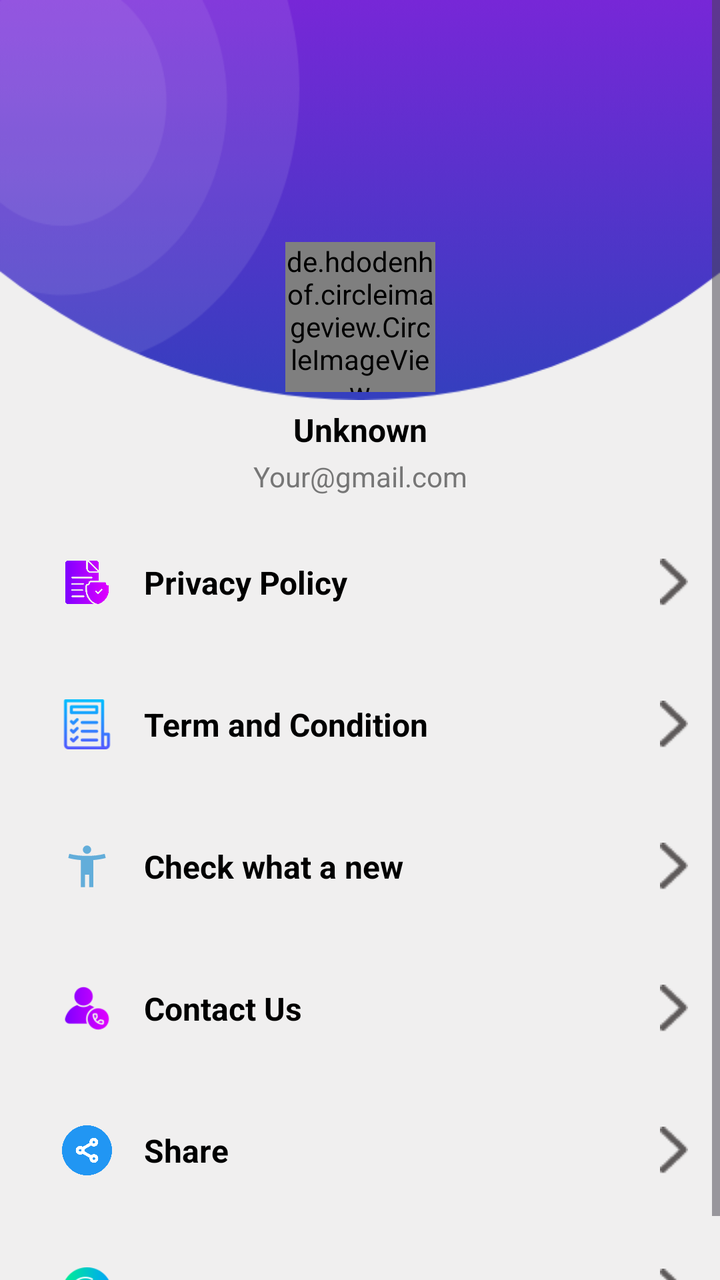
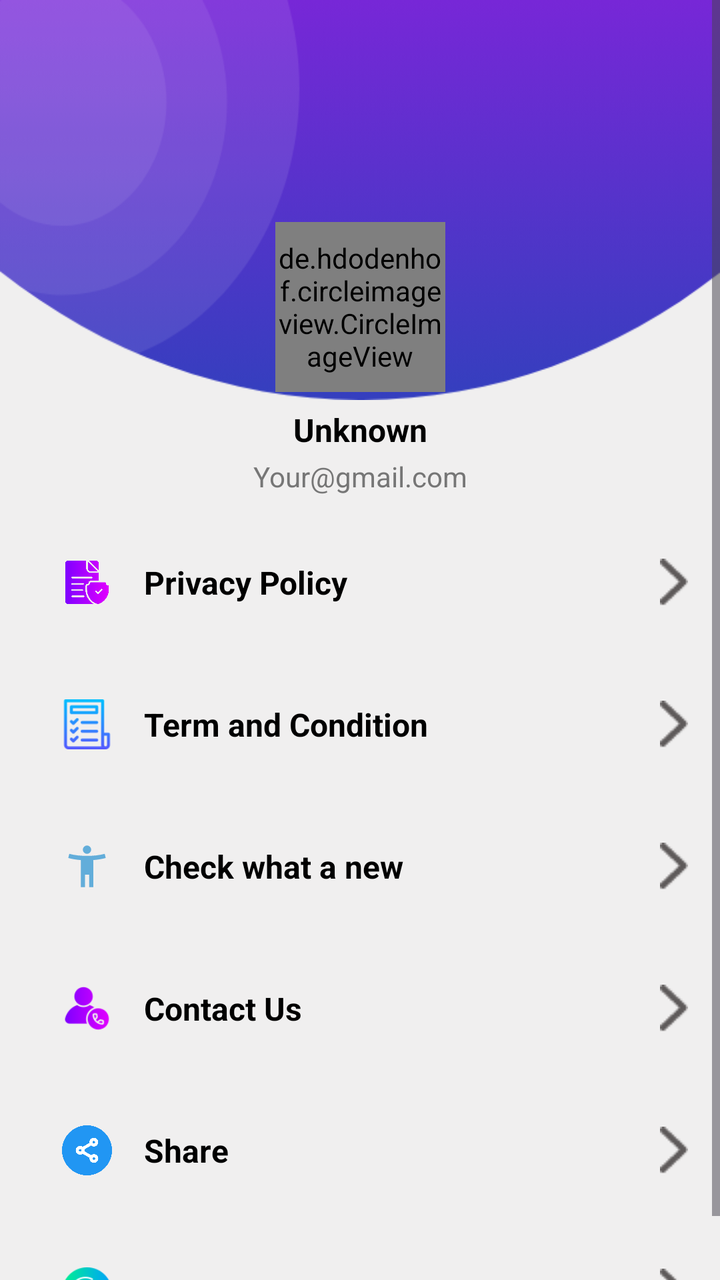

Screens rendered from an Android XML layout before and after an edit, with the pre-edit source and the edit as a unified diff.
<!-- AndroidManifest.xml: application theme Theme.FinTrack -->
<!-- res/layout/fragment_profile.xml -->
<?xml version="1.0" encoding="utf-8"?>
<androidx.constraintlayout.widget.ConstraintLayout xmlns:android="http://schemas.android.com/apk/res/android"
    xmlns:tools="http://schemas.android.com/tools"
    android:layout_width="match_parent"
    android:layout_height="match_parent"
    android:fillViewport="true"
    android:background="#F0EFEF"
    xmlns:app="http://schemas.android.com/apk/res-auto"
    tools:context=".views.fragments.ProfileFragment">

    <ScrollView
        android:id="@+id/scrollView3"
        android:layout_width="match_parent"
        android:layout_height="match_parent"
        app:layout_constraintBottom_toBottomOf="parent"
        app:layout_constraintEnd_toEndOf="parent"
        app:layout_constraintStart_toStartOf="parent"
        app:layout_constraintTop_toTopOf="parent">

        <LinearLayout
            android:layout_width="match_parent"
            android:layout_height="wrap_content"
            android:orientation="vertical">

            <androidx.constraintlayout.widget.ConstraintLayout
                android:layout_width="match_parent"
                android:layout_height="200dp"
                android:background="@drawable/top_background">

                <View
                    android:id="@+id/fetchImage"
                    android:layout_width="0dp"
                    android:layout_height="0dp"
                    app:layout_constraintBottom_toBottomOf="@+id/profile_image"
                    app:layout_constraintEnd_toEndOf="@+id/profile_image"
                    app:layout_constraintStart_toStartOf="@+id/profile_image"
                    app:layout_constraintTop_toTopOf="@+id/profile_image" />

                <de.hdodenhof.circleimageview.CircleImageView
                    android:id="@+id/profile_image"
                    android:layout_width="75dp"
                    android:layout_height="75dp"
                    android:layout_marginBottom="4dp"
                    android:src="@drawable/account"
                    app:layout_constraintBottom_toBottomOf="parent"
                    app:layout_constraintEnd_toEndOf="parent"
                    app:layout_constraintStart_toStartOf="parent" />

            </androidx.constraintlayout.widget.ConstraintLayout>

            <TextView
                android:id="@+id/usersName"
                android:layout_width="match_parent"
                android:layout_height="wrap_content"
                android:layout_marginTop="4dp"
                android:text="Unknown"
                android:textAlignment="center"
                android:textColor="@color/black"
                android:textSize="16sp"
                android:textStyle="bold"
                app:layout_constraintEnd_toEndOf="@+id/profile_image"
                app:layout_constraintStart_toStartOf="@+id/profile_image"
                app:layout_constraintTop_toBottomOf="@+id/profile_image" />

            <TextView
                android:id="@+id/usersEmail"
                android:layout_width="match_parent"
                android:layout_height="wrap_content"
                android:layout_marginTop="3dp"
                android:text="Your@gmail.com"
                android:textAlignment="center"
                android:textColor="#767676"
                app:layout_constraintEnd_toEndOf="@+id/profile_image"
                app:layout_constraintStart_toStartOf="@+id/profile_image"
                app:layout_constraintTop_toBottomOf="@+id/usersName" />

            <androidx.constraintlayout.widget.ConstraintLayout
                android:id="@+id/privacyPolicy"
                android:layout_width="match_parent"
                android:layout_height="match_parent"
                android:layout_marginStart="16dp"
                android:layout_marginTop="16dp"
                android:layout_marginEnd="16dp">

                <ImageView
                    android:id="@+id/imageView7"
                    android:layout_width="25dp"
                    android:layout_height="25dp"
                    android:layout_margin="15dp"
                    android:layout_marginStart="16dp"
                    android:src="@drawable/privacy"
                    app:layout_constraintBottom_toBottomOf="parent"
                    app:layout_constraintStart_toStartOf="parent"
                    app:layout_constraintTop_toTopOf="parent" />

                <TextView
                    android:layout_width="wrap_content"
                    android:layout_height="wrap_content"
                    android:layout_marginStart="16dp"
                    android:layout_weight="1"
                    android:text="Privacy Policy"
                    android:textColor="@color/black"
                    android:textSize="16sp"
                    android:textStyle="bold"
                    app:layout_constraintBottom_toBottomOf="parent"
                    app:layout_constraintStart_toEndOf="@+id/imageView7"
                    app:layout_constraintTop_toTopOf="parent" />

                <ImageView
                    android:layout_width="wrap_content"
                    android:layout_height="wrap_content"
                    android:src="@drawable/arrow"
                    app:layout_constraintBottom_toBottomOf="parent"
                    app:layout_constraintEnd_toEndOf="parent"
                    app:layout_constraintTop_toTopOf="parent" />

            </androidx.constraintlayout.widget.ConstraintLayout>

            <androidx.constraintlayout.widget.ConstraintLayout
                android:id="@+id/term"
                android:layout_width="match_parent"
                android:layout_height="match_parent"
                android:layout_marginStart="16dp"
                android:layout_marginTop="16dp"
                android:layout_marginEnd="16dp">

                <ImageView
                    android:id="@+id/imageViews"
                    android:layout_width="25dp"
                    android:layout_height="25dp"
                    android:layout_margin="15dp"
                    android:layout_marginStart="16dp"
                    android:src="@drawable/termofservice"
                    app:layout_constraintBottom_toBottomOf="parent"
                    app:layout_constraintStart_toStartOf="parent"
                    app:layout_constraintTop_toTopOf="parent" />

                <TextView
                    android:layout_width="wrap_content"
                    android:layout_height="wrap_content"
                    android:layout_marginStart="16dp"
                    android:layout_weight="1"
                    android:text="Term and Condition"
                    android:textColor="@color/black"
                    android:textSize="16sp"
                    android:textStyle="bold"
                    app:layout_constraintBottom_toBottomOf="parent"
                    app:layout_constraintStart_toEndOf="@+id/imageViews"
                    app:layout_constraintTop_toTopOf="parent" />

                <ImageView
                    android:layout_width="wrap_content"
                    android:layout_height="wrap_content"
                    android:src="@drawable/arrow"
                    app:layout_constraintBottom_toBottomOf="parent"
                    app:layout_constraintEnd_toEndOf="parent"
                    app:layout_constraintTop_toTopOf="parent" />

            </androidx.constraintlayout.widget.ConstraintLayout>

            <androidx.constraintlayout.widget.ConstraintLayout
                android:id="@+id/newTxt"
                android:layout_width="match_parent"
                android:layout_height="match_parent"
                android:layout_marginStart="16dp"
                android:layout_marginTop="16dp"
                android:layout_marginEnd="16dp">

                <ImageView
                    android:id="@+id/imageViewss"
                    android:layout_width="25dp"
                    android:layout_height="25dp"
                    android:layout_margin="15dp"
                    android:layout_marginStart="16dp"
                    android:src="@drawable/outline_accessibility_new_24"
                    app:layout_constraintBottom_toBottomOf="parent"
                    app:layout_constraintStart_toStartOf="parent"
                    app:layout_constraintTop_toTopOf="parent" />

                <TextView
                    android:layout_width="wrap_content"
                    android:layout_height="wrap_content"
                    android:layout_marginStart="16dp"
                    android:layout_weight="1"
                    android:text="Check what a new"
                    android:textColor="@color/black"
                    android:textSize="16sp"
                    android:textStyle="bold"
                    app:layout_constraintBottom_toBottomOf="parent"
                    app:layout_constraintStart_toEndOf="@+id/imageViewss"
                    app:layout_constraintTop_toTopOf="parent" />

                <ImageView
                    android:layout_width="wrap_content"
                    android:layout_height="wrap_content"
                    android:src="@drawable/arrow"
                    app:layout_constraintBottom_toBottomOf="parent"
                    app:layout_constraintEnd_toEndOf="parent"
                    app:layout_constraintTop_toTopOf="parent" />

            </androidx.constraintlayout.widget.ConstraintLayout>

            <androidx.constraintlayout.widget.ConstraintLayout
                android:id="@+id/contact"
                android:layout_width="match_parent"
                android:layout_height="match_parent"
                android:layout_marginStart="16dp"
                android:layout_marginTop="16dp"
                android:layout_marginEnd="16dp">

                <ImageView
                    android:id="@+id/imageViewsss"
                    android:layout_width="25dp"
                    android:layout_height="25dp"
                    android:layout_margin="15dp"
                    android:layout_marginStart="16dp"
                    android:src="@drawable/contactus"
                    app:layout_constraintBottom_toBottomOf="parent"
                    app:layout_constraintStart_toStartOf="parent"
                    app:layout_constraintTop_toTopOf="parent" />

                <TextView
                    android:layout_width="wrap_content"
                    android:layout_height="wrap_content"
                    android:layout_marginStart="16dp"
                    android:layout_weight="1"
                    android:text="Contact Us"
                    android:textColor="@color/black"
                    android:textSize="16sp"
                    android:textStyle="bold"
                    app:layout_constraintBottom_toBottomOf="parent"
                    app:layout_constraintStart_toEndOf="@+id/imageViewsss"
                    app:layout_constraintTop_toTopOf="parent" />

                <ImageView
                    android:layout_width="wrap_content"
                    android:layout_height="wrap_content"
                    android:src="@drawable/arrow"
                    app:layout_constraintBottom_toBottomOf="parent"
                    app:layout_constraintEnd_toEndOf="parent"
                    app:layout_constraintTop_toTopOf="parent" />

            </androidx.constraintlayout.widget.ConstraintLayout>

            <androidx.constraintlayout.widget.ConstraintLayout
                android:id="@+id/share"
                android:layout_width="match_parent"
                android:layout_height="match_parent"
                android:layout_marginStart="16dp"
                android:layout_marginTop="16dp"
                android:layout_marginEnd="16dp">

                <ImageView
                    android:id="@+id/imageViewssss"
                    android:layout_width="25dp"
                    android:layout_height="25dp"
                    android:layout_margin="15dp"
                    android:layout_marginStart="16dp"
                    android:src="@drawable/share"
                    app:layout_constraintBottom_toBottomOf="parent"
                    app:layout_constraintStart_toStartOf="parent"
                    app:layout_constraintTop_toTopOf="parent" />

                <TextView
                    android:layout_width="wrap_content"
                    android:layout_height="wrap_content"
                    android:layout_marginStart="16dp"
                    android:layout_weight="1"
                    android:text="Share"
                    android:textColor="@color/black"
                    android:textSize="16sp"
                    android:textStyle="bold"
                    app:layout_constraintBottom_toBottomOf="parent"
                    app:layout_constraintStart_toEndOf="@+id/imageViewssss"
                    app:layout_constraintTop_toTopOf="parent" />

                <ImageView
                    android:layout_width="wrap_content"
                    android:layout_height="wrap_content"
                    android:src="@drawable/arrow"
                    app:layout_constraintBottom_toBottomOf="parent"
                    app:layout_constraintEnd_toEndOf="parent"
                    app:layout_constraintTop_toTopOf="parent" />

            </androidx.constraintlayout.widget.ConstraintLayout>

            <androidx.constraintlayout.widget.ConstraintLayout
                android:id="@+id/logout"
                android:layout_width="match_parent"
                android:layout_height="match_parent"
                android:layout_marginStart="16dp"
                android:layout_marginTop="16dp"
                android:layout_marginEnd="16dp">

                <ImageView
                    android:id="@+id/imageViewes"
                    android:layout_width="25dp"
                    android:layout_height="25dp"
                    android:layout_margin="15dp"
                    android:layout_marginStart="16dp"
                    android:src="@drawable/logout"
                    app:layout_constraintBottom_toBottomOf="parent"
                    app:layout_constraintStart_toStartOf="parent"
                    app:layout_constraintTop_toTopOf="parent" />

                <TextView
                    android:layout_width="wrap_content"
                    android:layout_height="wrap_content"
                    android:layout_marginStart="16dp"
                    android:layout_weight="1"
                    android:text="Logout"
                    android:textColor="@color/black"
                    android:textSize="16sp"
                    android:textStyle="bold"
                    app:layout_constraintBottom_toBottomOf="parent"
                    app:layout_constraintStart_toEndOf="@+id/imageViewes"
                    app:layout_constraintTop_toTopOf="parent" />

                <ImageView
                    android:layout_width="wrap_content"
                    android:layout_height="wrap_content"
                    android:src="@drawable/arrow"
                    app:layout_constraintBottom_toBottomOf="parent"
                    app:layout_constraintEnd_toEndOf="parent"
                    app:layout_constraintTop_toTopOf="parent" />

            </androidx.constraintlayout.widget.ConstraintLayout>
        </LinearLayout>
    </ScrollView>

    <LinearLayout
        android:id="@+id/bannerAd"
        android:layout_width="match_parent"
        android:layout_height="wrap_content"
        android:layout_marginBottom="24dp"
        android:orientation="vertical"
        app:layout_constraintBottom_toBottomOf="parent"
        app:layout_constraintEnd_toEndOf="parent"
        app:layout_constraintStart_toStartOf="parent" />
</androidx.constraintlayout.widget.ConstraintLayout>
<!-- resources referenced by this layout -->
<resources>
  <color name="black">#FF000000</color>
  <!-- drawable account: png bitmap (drawable, 16459 bytes) -->
  <!-- drawable arrow: png bitmap (drawable, 362 bytes) -->
  <!-- drawable contactus: png bitmap (drawable, 1989 bytes) -->
  <!-- drawable logout: png bitmap (drawable, 3280 bytes) -->
  <!-- drawable outline_accessibility_new_24 (drawable) -->
  <vector xmlns:android="http://schemas.android.com/apk/res/android" android:height="24dp" android:tint="#62ADDA" android:viewportHeight="960" android:viewportWidth="960" android:width="24dp">
        
      <path android:fillColor="@android:color/white" android:pathData="M480,240Q447,240 423.5,216.5Q400,193 400,160Q400,127 423.5,103.5Q447,80 480,80Q513,80 536.5,103.5Q560,127 560,160Q560,193 536.5,216.5Q513,240 480,240ZM360,880L360,360Q300,355 238,345Q176,335 120,320L140,240Q218,261 306,270.5Q394,280 480,280Q566,280 654,270.5Q742,261 820,240L840,320Q784,335 722,345Q660,355 600,360L600,880L520,880L520,640L440,640L440,880L360,880Z"/>
      
  </vector>
  <!-- drawable privacy: png bitmap (drawable, 13067 bytes) -->
  <!-- drawable share: png bitmap (drawable, 22037 bytes) -->
  <!-- drawable termofservice: png bitmap (drawable, 2191 bytes) -->
  <!-- drawable top_background: png bitmap (drawable, 21496 bytes) -->
  <style name="Theme.FinTrack" parent="Base.Theme.FinTrack" />
  <style name="Base.Theme.FinTrack" parent="Theme.Material3.DayNight.NoActionBar">
          
          <item name="colorPrimary">@color/white</item> --&gt;
      </style>
  <color name="white">#FFFFFFFF</color>
</resources>

<!-- the commit's change to res/layout/fragment_profile.xml (unified diff, before → after) -->
@@ -38,8 +38,8 @@
 
                 <de.hdodenhof.circleimageview.CircleImageView
                     android:id="@+id/profile_image"
-                    android:layout_width="75dp"
-                    android:layout_height="75dp"
+                    android:layout_width="85dp"
+                    android:layout_height="85dp"
                     android:layout_marginBottom="4dp"
                     android:src="@drawable/account"
                     app:layout_constraintBottom_toBottomOf="parent"
<!-- resource entries referenced after the edit -->
@@ -18,8 +18,8 @@
   <style name="Theme.FinTrack" parent="Base.Theme.FinTrack" />
   <style name="Base.Theme.FinTrack" parent="Theme.Material3.DayNight.NoActionBar">
           
-          <item name="colorPrimary">@color/white</item> --&gt;
+          <item name="colorPrimary">@color/dWhite</item> --&gt;
       </style>
-  <color name="white">#FFFFFFFF</color>
+  <color name="dWhite">#85A8BF</color>
 </resources>
 
